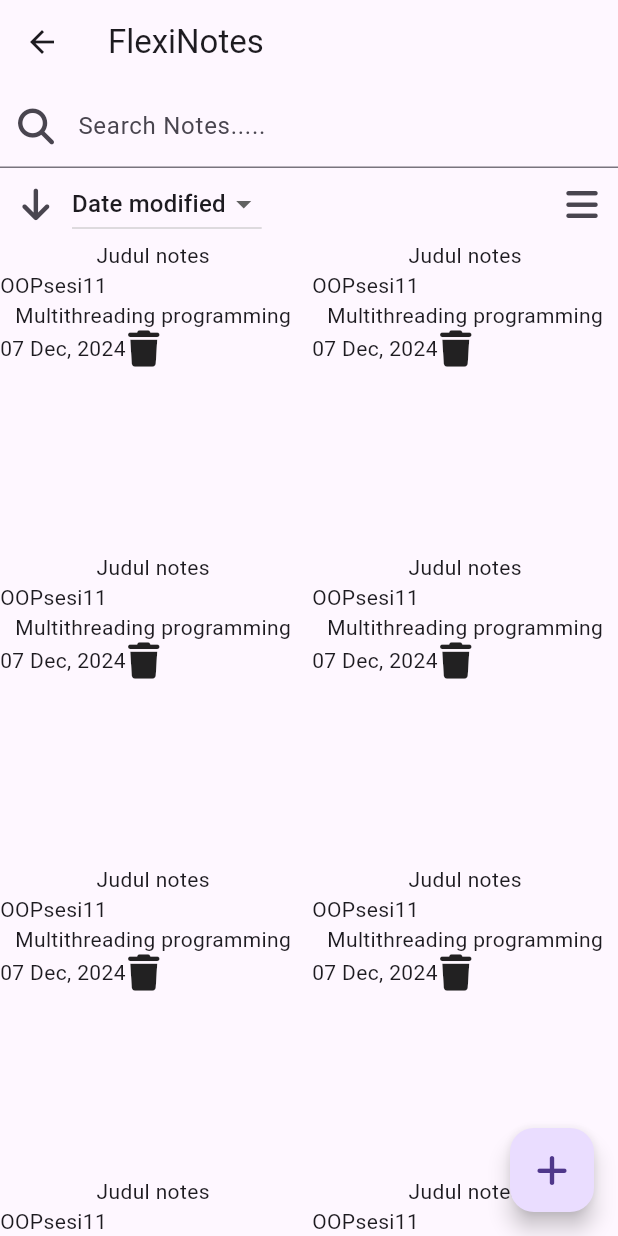
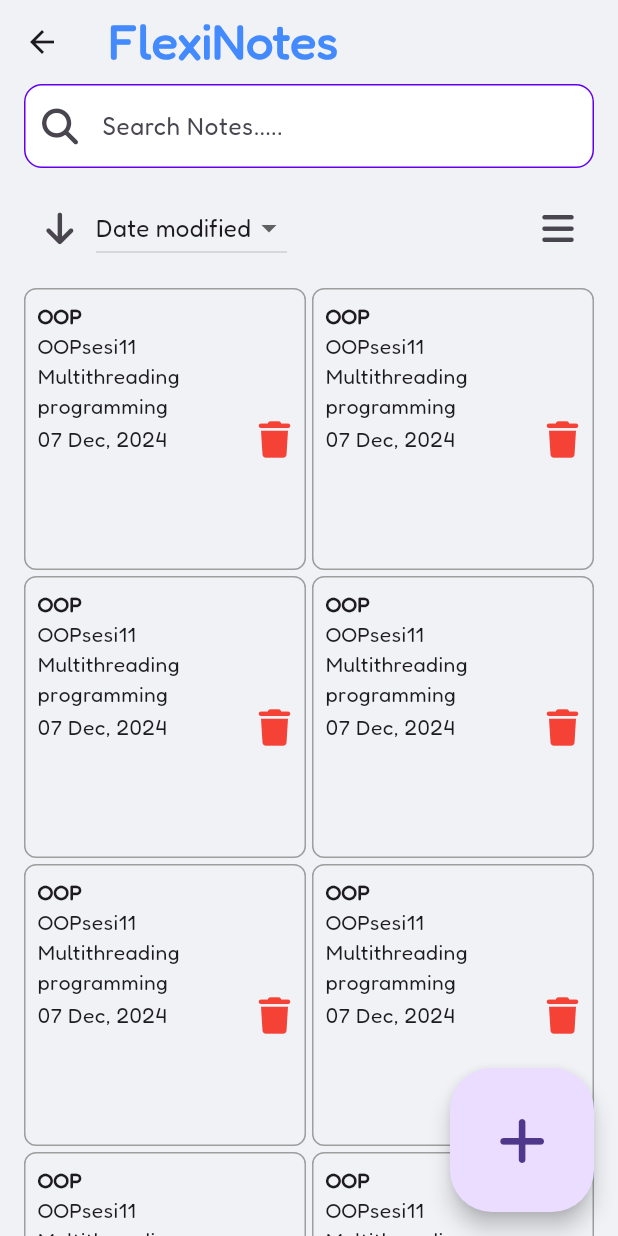
Before and after one commit to MichaelSuthirta/Flexinote, a Flutter app: the screen it shows after launch, after a tap on "Catatan", on a phone screen of 412 x 824 dp. Run offline on Flutter 3.47's test engine with Material 3 defaults, Android fonts, the light colour scheme and no system bars; our stand-ins replace font_awesome_flutter; missing offline and left inert: pdfx.

Commit message:
Initial commit

```diff
--- a/lib/catatan_pages/catatan_main_page.dart
+++ b/lib/catatan_pages/catatan_main_page.dart
@@ -1,6 +1,7 @@
 import 'package:flutter/material.dart';
 import '../layout_scaffold.dart';
 import 'package:font_awesome_flutter/font_awesome_flutter.dart';
+const Color primary = Color(0xFF6200EE);
 
 class CatatanMainPage extends StatefulWidget {
   const CatatanMainPage({super.key});
@@ -18,50 +19,60 @@
     return Scaffold(
       appBar: AppBar(
         title: Text('FlexiNotes'),
-        actions: [
-        ],
+        actions: [],
       ),
-      floatingActionButton: FloatingActionButton(
+      floatingActionButton: FloatingActionButton.large(
         onPressed: () {
           // Aksi tombol di sini
         },
-        child: Icon(FontAwesomeIcons.plus), // Ikon dari FontAwesome
+        child: Icon(FontAwesomeIcons.plus),
       ),
-
-      body: Column(
+      body: Padding(
+        padding: const EdgeInsets.symmetric(horizontal: 16.0),
+        child: Column(
           children: [
             TextField(
-            decoration: InputDecoration(labelText: 'Search Notes.....',
+              decoration: InputDecoration(
+                labelText: 'Search Notes.....',
                 prefixIcon: Icon(FontAwesomeIcons.magnifyingGlass),
+                fillColor: Colors.white,
+                filled: true,
+                enabledBorder: OutlineInputBorder(borderRadius: BorderRadius.circular(12),
+                  borderSide: BorderSide(color: primary),
                 ),
               ),
+            ),
+            SizedBox(height: 16), // Spasi antar elemen
             Row(
               children: [
                 IconButton(
                   onPressed: () {},
                   icon: Icon(FontAwesomeIcons.arrowDown),
                 ),
-              DropdownButton(
+                DropdownButton<String>(
                   value: dropdownValue,
                   items: dropdownOptions
                       .map(
                         (e) => DropdownMenuItem(
                       value: e,
-                      child: Text(e)
+                      child: Text(e),
                     ),
                   )
                       .toList(),
-                onChanged: (newValue){
+                  onChanged: (newValue) {
                     setState(() {
                       dropdownValue = newValue!;
                     });
                   },
                 ),
                 Spacer(),
-              IconButton(onPressed: () {}, icon: Icon(FontAwesomeIcons.bars),
+                IconButton(
+                  onPressed: () {},
+                  icon: Icon(FontAwesomeIcons.bars),
                 ),
               ],
             ),
+            SizedBox(height: 16), // Spasi antar elemen
             Expanded(
               child: GridView.builder(
                 itemCount: 15,
@@ -70,15 +81,36 @@
                   crossAxisSpacing: 4,
                   mainAxisSpacing: 4,
                 ),
-              itemBuilder: (context, int index) {
-                return Container(child: Column(children: [Text('Judul notes'),
-                  Row(children: [Container(child: Text('OOPsesi11'),
+                itemBuilder: (context, index) {
+                  return Container(
+                    padding: const EdgeInsets.all(8.0),
+                    decoration: BoxDecoration(
+                      border: Border.all(color: Colors.grey),
+                      borderRadius: BorderRadius.circular(8.0),
+                    ),
+                    child: Column(
+                      crossAxisAlignment: CrossAxisAlignment.start,
+                      children: [
+                        Text(
+                          'OOP',
+                          style: TextStyle(fontWeight: FontWeight.bold),
+                        ),
+                        Row(
+                          children: [
+                            Expanded(
+                              child: Text('OOPsesi11'),
                             ),
                           ],
                         ),
                         Text('Multithreading programming'),
-                  Row(children:[Text('07 Dec, 2024'),
-                    Icon(FontAwesomeIcons.trash),
+                        Row(
+                          mainAxisAlignment: MainAxisAlignment.spaceBetween,
+                          children: [
+                            Text('07 Dec, 2024'),
+                            Icon(
+                              FontAwesomeIcons.trash,
+                              color: Colors.red,
+                            ),
                           ],
                         ),
                       ],
@@ -89,6 +121,7 @@
             ),
           ],
         ),
+      ),
     );
   }
 }
--- /dev/null
+++ b/lib/constants.dart
@@ -0,0 +1,13 @@
+import 'package:flutter/material.dart';
+
+const Color primary = Color(0xFFC39E18);
+const Color gray900 = Color(0xFF3E3E3E);
+const Color gray700 = Color(0xFF626262);
+const Color gray500 = Color(0xFF8E8E8E);
+const Color gray300 = Color(0xFFBEBEBE);
+const Color gray100 = Color(0xFFE9E9E9);
+const Color background = Color(0xFFF1F2F6);
+const Color lightBlue = Color(0xFFADD8E6);
+const Color darkBlue = Color(0xFF00008B);
+const Color black = Colors.black;
+const Color white = Colors.white;
--- a/lib/main.dart
+++ b/lib/main.dart
@@ -1,6 +1,7 @@
+import 'package:flexinote/constants.dart';
 import 'package:flutter/material.dart';
 import 'routing.dart';
-// import 'main_menu.dart';
+//import 'main_menu.dart';
 
 void main() {
   runApp(const Application());
@@ -12,12 +13,24 @@
   @override
   Widget build(BuildContext context) {
     return MaterialApp(
-      //The title for the app, displayed when ran in Browser
       title: 'Flexinote',
-      //First display
       debugShowCheckedModeBanner: false,
-      initialRoute: '/', //The initial page is the main menu page
+      initialRoute: '/',
       routes: Routes.getRoute(),
+      theme: ThemeData(
+        fontFamily: 'Fredoka',
+        scaffoldBackgroundColor: background,
+        appBarTheme: AppBarTheme(
+          backgroundColor: Colors.transparent,
+          elevation: 0,
+          titleTextStyle: TextStyle(
+            fontSize: 32,
+            fontFamily: 'Fredoka',
+            fontWeight: FontWeight.bold,
+            color: Colors.blueAccent,
+          ),
+        ),
+      ),
     );
   }
 }
```
Also changed, not shown: pubspec.yaml (+21 -19 lines), assets/fonts/Fredoka/Fredoka-Regular.ttf (added), assets/fonts/Fredoka/Fredoka-SemiBold.ttf (added), assets/fonts/Poppins/Poppins-Bold.ttf (added), assets/fonts/Poppins/Poppins-Italic.ttf (added), assets/fonts/Poppins/Poppins-Regular.ttf (added). Lines whose indentation alone changed are shown as unchanged.
